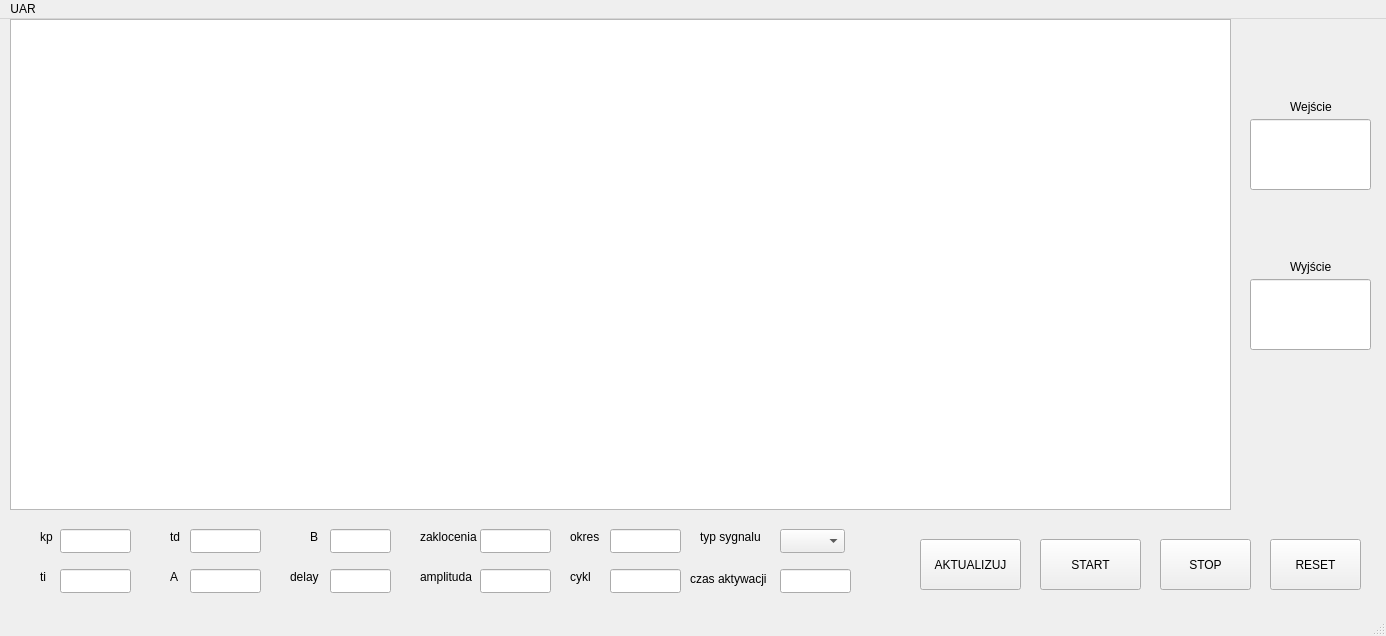
First picture: the form in qt/gui/mainwindow.ui, repository jakgondzik/PROJEKT_UAR, before the edit.
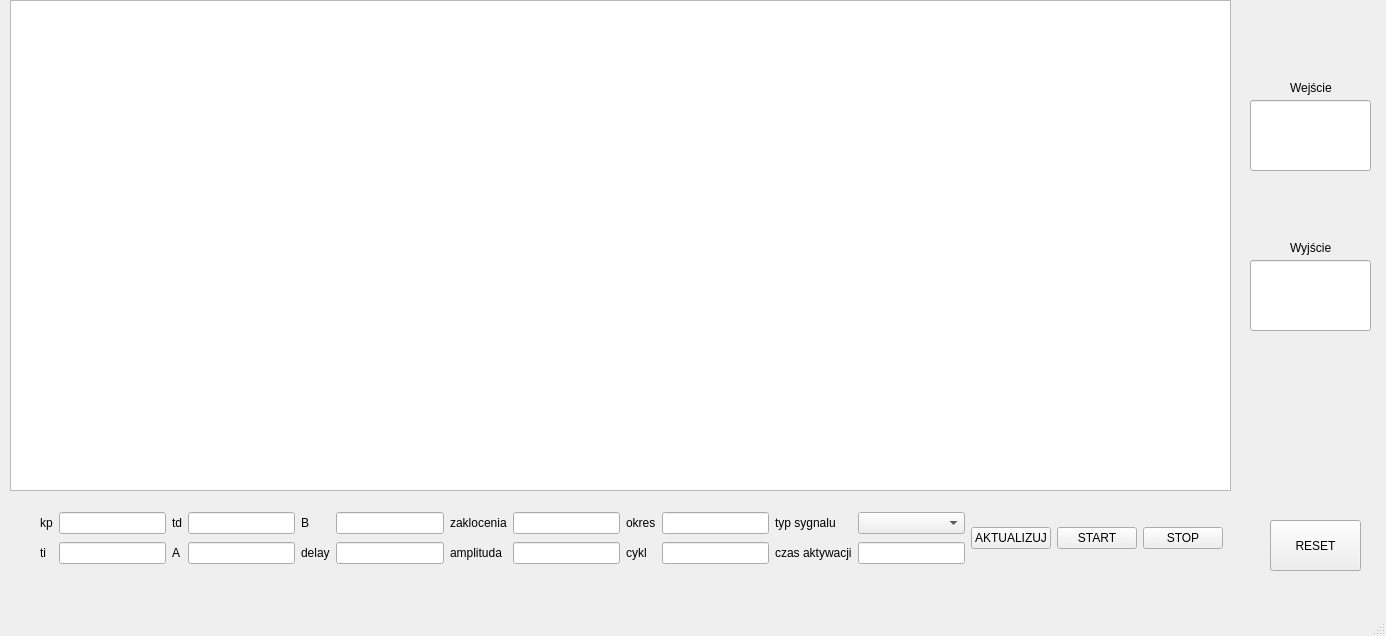
Second picture: the form after the edit.

What changed in the file:
```diff
--- a/qt/gui/mainwindow.ui
+++ b/qt/gui/mainwindow.ui
@@ -10,116 +10,28 @@
     <height>636</height>
    </rect>
   </property>
+  <property name="sizePolicy">
+   <sizepolicy hsizetype="Preferred" vsizetype="Preferred">
+    <horstretch>0</horstretch>
+    <verstretch>0</verstretch>
+   </sizepolicy>
+  </property>
+  <property name="minimumSize">
+   <size>
+    <width>1386</width>
+    <height>636</height>
+   </size>
+  </property>
+  <property name="maximumSize">
+   <size>
+    <width>1386</width>
+    <height>636</height>
+   </size>
+  </property>
   <property name="windowTitle">
    <string>MainWindow</string>
   </property>
   <widget class="QWidget" name="centralwidget">
-   <widget class="QLineEdit" name="kpLabel">
-    <property name="geometry">
-     <rect>
-      <x>60</x>
-      <y>510</y>
-      <width>71</width>
-      <height>24</height>
-     </rect>
-    </property>
-   </widget>
-   <widget class="QLineEdit" name="tiLabel">
-    <property name="geometry">
-     <rect>
-      <x>60</x>
-      <y>550</y>
-      <width>71</width>
-      <height>24</height>
-     </rect>
-    </property>
-   </widget>
-   <widget class="QLineEdit" name="tdLabel">
-    <property name="geometry">
-     <rect>
-      <x>190</x>
-      <y>510</y>
-      <width>71</width>
-      <height>24</height>
-     </rect>
-    </property>
-   </widget>
-   <widget class="QLineEdit" name="vecaLabel">
-    <property name="geometry">
-     <rect>
-      <x>190</x>
-      <y>550</y>
-      <width>71</width>
-      <height>24</height>
-     </rect>
-    </property>
-   </widget>
-   <widget class="QLineEdit" name="vecbLabel">
-    <property name="geometry">
-     <rect>
-      <x>330</x>
-      <y>510</y>
-      <width>61</width>
-      <height>24</height>
-     </rect>
-    </property>
-   </widget>
-   <widget class="QLineEdit" name="delayLabel">
-    <property name="geometry">
-     <rect>
-      <x>330</x>
-      <y>550</y>
-      <width>61</width>
-      <height>24</height>
-     </rect>
-    </property>
-   </widget>
-   <widget class="QLineEdit" name="zakloceniaLabel">
-    <property name="geometry">
-     <rect>
-      <x>480</x>
-      <y>510</y>
-      <width>71</width>
-      <height>24</height>
-     </rect>
-    </property>
-   </widget>
-   <widget class="QComboBox" name="sygnalcomboBox">
-    <property name="geometry">
-     <rect>
-      <x>780</x>
-      <y>510</y>
-      <width>65</width>
-      <height>24</height>
-     </rect>
-    </property>
-   </widget>
-   <widget class="QPushButton" name="startButton">
-    <property name="geometry">
-     <rect>
-      <x>1040</x>
-      <y>520</y>
-      <width>101</width>
-      <height>51</height>
-     </rect>
-    </property>
-    <property name="text">
-     <string>START</string>
-    </property>
-   </widget>
-   <widget class="QPushButton" name="stopButton">
-    <property name="geometry">
-     <rect>
-      <x>1160</x>
-      <y>520</y>
-      <width>91</width>
-      <height>51</height>
-     </rect>
-    </property>
-    <property name="text">
-     <string>STOP</string>
-    </property>
-   </widget>
    <widget class="QPushButton" name="resetButton">
     <property name="geometry">
      <rect>
@@ -143,110 +55,6 @@
      </rect>
     </property>
    </widget>
-   <widget class="QLabel" name="label">
-    <property name="geometry">
-     <rect>
-      <x>40</x>
-      <y>510</y>
-      <width>21</width>
-      <height>16</height>
-     </rect>
-    </property>
-    <property name="text">
-     <string>kp</string>
-    </property>
-   </widget>
-   <widget class="QLabel" name="label_2">
-    <property name="geometry">
-     <rect>
-      <x>40</x>
-      <y>550</y>
-      <width>16</width>
-      <height>16</height>
-     </rect>
-    </property>
-    <property name="text">
-     <string>ti</string>
-    </property>
-   </widget>
-   <widget class="QLabel" name="label_3">
-    <property name="geometry">
-     <rect>
-      <x>170</x>
-      <y>510</y>
-      <width>21</width>
-      <height>16</height>
-     </rect>
-    </property>
-    <property name="text">
-     <string>td</string>
-    </property>
-   </widget>
-   <widget class="QLabel" name="label_4">
-    <property name="geometry">
-     <rect>
-      <x>170</x>
-      <y>550</y>
-      <width>21</width>
-      <height>16</height>
-     </rect>
-    </property>
-    <property name="text">
-     <string>A</string>
-    </property>
-   </widget>
-   <widget class="QLabel" name="label_5">
-    <property name="geometry">
-     <rect>
-      <x>310</x>
-      <y>510</y>
-      <width>21</width>
-      <height>16</height>
-     </rect>
-    </property>
-    <property name="text">
-     <string>B</string>
-    </property>
-   </widget>
-   <widget class="QLabel" name="label_6">
-    <property name="geometry">
-     <rect>
-      <x>290</x>
-      <y>550</y>
-      <width>31</width>
-      <height>16</height>
-     </rect>
-    </property>
-    <property name="text">
-     <string>delay</string>
-    </property>
-   </widget>
-   <widget class="QLabel" name="label_7">
-    <property name="geometry">
-     <rect>
-      <x>420</x>
-      <y>510</y>
-      <width>61</width>
-      <height>16</height>
-     </rect>
-    </property>
-    <property name="text">
-     <string>zaklocenia</string>
-    </property>
-   </widget>
-   <widget class="QLabel" name="label_8">
-    <property name="geometry">
-     <rect>
-      <x>700</x>
-      <y>510</y>
-      <width>71</width>
-      <height>16</height>
-     </rect>
-    </property>
-    <property name="text">
-     <string>typ sygnalu</string>
-    </property>
-   </widget>
    <widget class="QLineEdit" name="zadaneLabel">
     <property name="geometry">
      <rect>
@@ -267,111 +75,6 @@
      </rect>
     </property>
    </widget>
-   <widget class="QLineEdit" name="amplitudaLabel">
-    <property name="geometry">
-     <rect>
-      <x>480</x>
-      <y>550</y>
-      <width>71</width>
-      <height>24</height>
-     </rect>
-    </property>
-   </widget>
-   <widget class="QLineEdit" name="okresLabel">
-    <property name="geometry">
-     <rect>
-      <x>610</x>
-      <y>510</y>
-      <width>71</width>
-      <height>24</height>
-     </rect>
-    </property>
-   </widget>
-   <widget class="QLineEdit" name="cyklLabel">
-    <property name="geometry">
-     <rect>
-      <x>610</x>
-      <y>550</y>
-      <width>71</width>
-      <height>24</height>
-     </rect>
-    </property>
-   </widget>
-   <widget class="QLabel" name="label_9">
-    <property name="geometry">
-     <rect>
-      <x>420</x>
-      <y>550</y>
-      <width>61</width>
-      <height>16</height>
-     </rect>
-    </property>
-    <property name="text">
-     <string>amplituda</string>
-    </property>
-   </widget>
-   <widget class="QLabel" name="label_10">
-    <property name="geometry">
-     <rect>
-      <x>570</x>
-      <y>510</y>
-      <width>31</width>
-      <height>16</height>
-     </rect>
-    </property>
-    <property name="text">
-     <string>okres</string>
-    </property>
-   </widget>
-   <widget class="QLabel" name="label_11">
-    <property name="geometry">
-     <rect>
-      <x>570</x>
-      <y>550</y>
-      <width>31</width>
-      <height>16</height>
-     </rect>
-    </property>
-    <property name="text">
-     <string>cykl</string>
-    </property>
-   </widget>
-   <widget class="QLabel" name="label_12">
-    <property name="geometry">
-     <rect>
-      <x>690</x>
-      <y>550</y>
-      <width>81</width>
-      <height>20</height>
-     </rect>
-    </property>
-    <property name="text">
-     <string>czas aktywacji</string>
-    </property>
-   </widget>
-   <widget class="QLineEdit" name="aktywacjaLabel">
-    <property name="geometry">
-     <rect>
-      <x>780</x>
-      <y>550</y>
-      <width>71</width>
-      <height>24</height>
-     </rect>
-    </property>
-   </widget>
-   <widget class="QPushButton" name="aktualizujButton">
-    <property name="geometry">
-     <rect>
-      <x>920</x>
-      <y>520</y>
-      <width>101</width>
-      <height>51</height>
-     </rect>
-    </property>
-    <property name="text">
-     <string>AKTUALIZUJ</string>
-    </property>
-   </widget>
    <widget class="QLabel" name="label_13">
     <property name="geometry">
      <rect>
@@ -398,22 +101,159 @@
      <string>Wyjście</string>
     </property>
    </widget>
-  </widget>
-  <widget class="QMenuBar" name="menubar">
-   <property name="geometry">
-    <rect>
-     <x>0</x>
-     <y>0</y>
-     <width>1386</width>
-     <height>21</height>
-    </rect>
-   </property>
-   <widget class="QMenu" name="menuUAR">
-    <property name="title">
-     <string>UAR</string>
+   <widget class="QWidget" name="layoutWidget">
+    <property name="geometry">
+     <rect>
+      <x>40</x>
+      <y>510</y>
+      <width>1183</width>
+      <height>56</height>
+     </rect>
     </property>
+    <layout class="QGridLayout" name="gridLayout">
+     <item row="0" column="0">
+      <widget class="QLabel" name="label">
+       <property name="text">
+        <string>kp</string>
+       </property>
+      </widget>
+     </item>
+     <item row="0" column="1">
+      <widget class="QLineEdit" name="kpLabel"/>
+     </item>
+     <item row="0" column="2">
+      <widget class="QLabel" name="label_3">
+       <property name="text">
+        <string>td</string>
+       </property>
+      </widget>
+     </item>
+     <item row="0" column="3">
+      <widget class="QLineEdit" name="tdLabel"/>
+     </item>
+     <item row="0" column="4">
+      <widget class="QLabel" name="label_5">
+       <property name="text">
+        <string>B</string>
+       </property>
+      </widget>
+     </item>
+     <item row="0" column="5">
+      <widget class="QLineEdit" name="vecbLabel"/>
+     </item>
+     <item row="0" column="6">
+      <widget class="QLabel" name="label_7">
+       <property name="text">
+        <string>zaklocenia</string>
+       </property>
+      </widget>
+     </item>
+     <item row="0" column="7">
+      <widget class="QLineEdit" name="zakloceniaLabel"/>
+     </item>
+     <item row="0" column="8">
+      <widget class="QLabel" name="label_10">
+       <property name="text">
+        <string>okres</string>
+       </property>
+      </widget>
+     </item>
+     <item row="0" column="9">
+      <widget class="QLineEdit" name="okresLabel"/>
+     </item>
+     <item row="0" column="10">
+      <widget class="QLabel" name="label_8">
+       <property name="text">
+        <string>typ sygnalu</string>
+       </property>
+      </widget>
+     </item>
+     <item row="0" column="11">
+      <widget class="QComboBox" name="sygnalcomboBox"/>
+     </item>
+     <item row="0" column="12" rowspan="2">
+      <widget class="QPushButton" name="aktualizujButton">
+       <property name="text">
+        <string>AKTUALIZUJ</string>
+       </property>
+      </widget>
+     </item>
+     <item row="0" column="13" rowspan="2">
+      <widget class="QPushButton" name="startButton">
+       <property name="text">
+        <string>START</string>
+       </property>
+      </widget>
+     </item>
+     <item row="0" column="14" rowspan="2">
+      <widget class="QPushButton" name="stopButton">
+       <property name="text">
+        <string>STOP</string>
+       </property>
+      </widget>
+     </item>
+     <item row="1" column="0">
+      <widget class="QLabel" name="label_2">
+       <property name="text">
+        <string>ti</string>
+       </property>
+      </widget>
+     </item>
+     <item row="1" column="1">
+      <widget class="QLineEdit" name="tiLabel"/>
+     </item>
+     <item row="1" column="2">
+      <widget class="QLabel" name="label_4">
+       <property name="text">
+        <string>A</string>
+       </property>
+      </widget>
+     </item>
+     <item row="1" column="3">
+      <widget class="QLineEdit" name="vecaLabel"/>
+     </item>
+     <item row="1" column="4">
+      <widget class="QLabel" name="label_6">
+       <property name="text">
+        <string>delay</string>
+       </property>
+      </widget>
+     </item>
+     <item row="1" column="5">
+      <widget class="QLineEdit" name="delayLabel"/>
+     </item>
+     <item row="1" column="6">
+      <widget class="QLabel" name="label_9">
+       <property name="text">
+        <string>amplituda</string>
+       </property>
+      </widget>
+     </item>
+     <item row="1" column="7">
+      <widget class="QLineEdit" name="amplitudaLabel"/>
+     </item>
+     <item row="1" column="8">
+      <widget class="QLabel" name="label_11">
+       <property name="text">
+        <string>cykl</string>
+       </property>
+      </widget>
+     </item>
+     <item row="1" column="9">
+      <widget class="QLineEdit" name="cyklLabel"/>
+     </item>
+     <item row="1" column="10">
+      <widget class="QLabel" name="label_12">
+       <property name="text">
+        <string>czas aktywacji</string>
+       </property>
+      </widget>
+     </item>
+     <item row="1" column="11">
+      <widget class="QLineEdit" name="aktywacjaLabel"/>
+     </item>
+    </layout>
    </widget>
-   <addaction name="menuUAR"/>
   </widget>
   <widget class="QStatusBar" name="statusbar"/>
  </widget>
```
Left out of the diff: 2 changed lines with no effect on the pictures.
